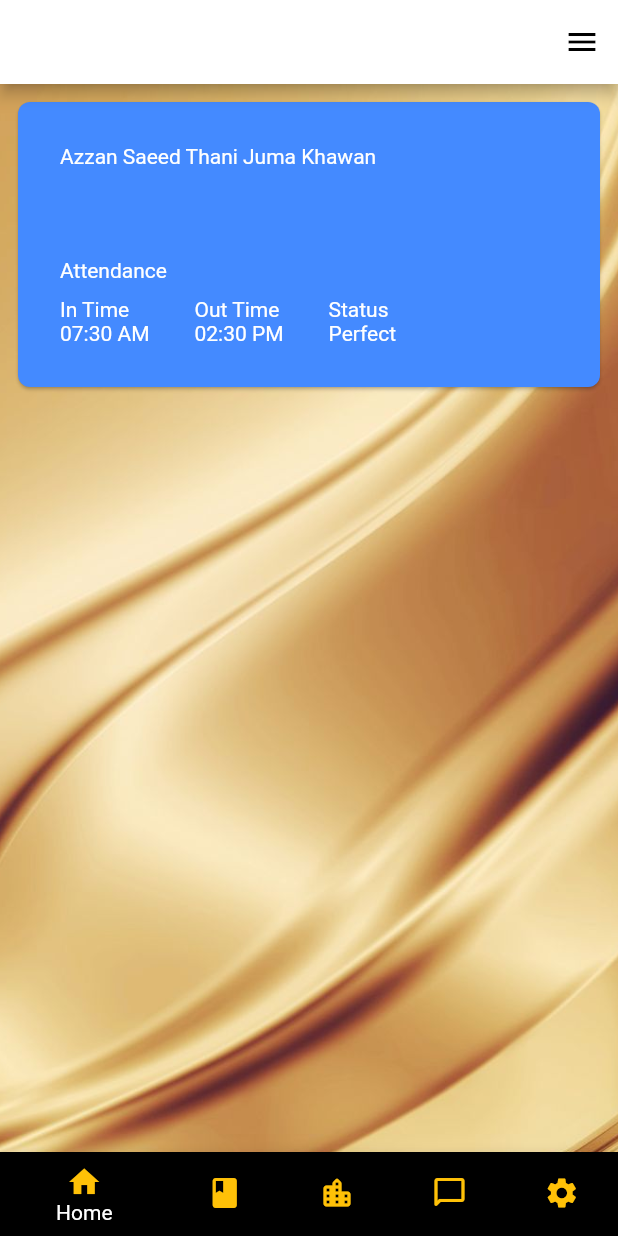
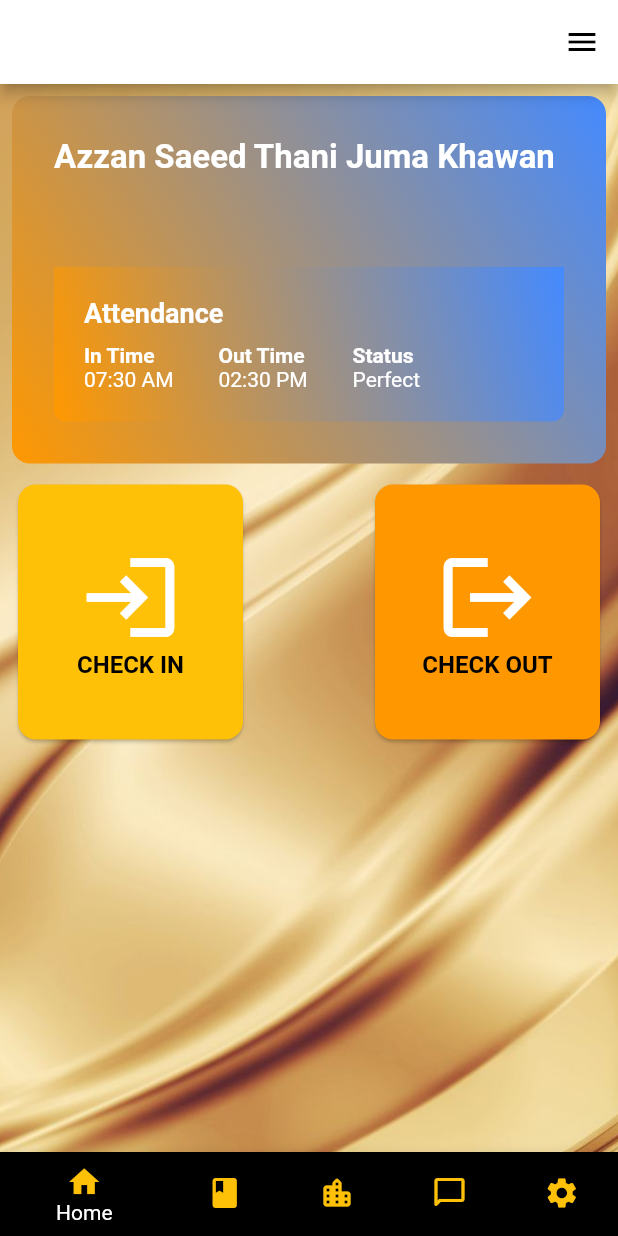
Before and after one commit to Mrashoo24/hudur, a Flutter app: the Home screen opened directly, on a phone screen of 412 x 824 dp. Run offline on Flutter 3.47's test engine with Material 2 defaults, Android fonts, the phone set to English and light mode, and no system bars.

Commit message:
first-commit-II

```diff
--- a/lib/Screens/Home/home.dart
+++ b/lib/Screens/Home/home.dart
@@ -21,11 +21,19 @@ class _HomeState extends State<Home> {
       padding: const EdgeInsets.all(8.0),
       child: Column(
         children: [
-          Card(
-            shape: const RoundedRectangleBorder(
-                borderRadius: BorderRadius.all(Radius.circular(8.0))),
-            color: Color.alphaBlend(Colors.blueAccent, Colors.white),
-            child: Container(
+          Container(
+            decoration: const BoxDecoration(
+              shape: BoxShape.rectangle,
+              borderRadius: BorderRadius.all(Radius.circular(12.0)),
+              gradient: LinearGradient(
+                begin: Alignment.topRight,
+                end: Alignment.bottomLeft,
+                colors: [
+                  Colors.blueAccent,
+                  Colors.orange,
+                ],
+              ),
+            ),
             width: double.infinity,
             padding: const EdgeInsets.all(8.0),
             child: Column(
@@ -35,13 +43,30 @@ class _HomeState extends State<Home> {
                   padding: EdgeInsets.all(20.0),
                   child: Text(
                     'Azzan Saeed Thani Juma Khawan',
-                      style: TextStyle(color: Colors.white),
+                    style: TextStyle(
+                      color: Colors.white,
+                      fontSize: 22,
+                      fontWeight: FontWeight.bold,
+                    ),
                   ),
                 ),
                 const SizedBox(
                   height: 20,
                 ),
-                  Container(
+                Padding(
+                  padding: const EdgeInsets.all(20.0),
+                  child: Container(
+                    decoration: const BoxDecoration(
+                      gradient: LinearGradient(
+                        colors: [Colors.blueAccent, Colors.orange],
+                        begin: Alignment.topRight,
+                        end: Alignment.bottomLeft,
+                      ),
+                      shape: BoxShape.rectangle,
+                      borderRadius: BorderRadius.only(
+                          bottomLeft: Radius.circular(8.0),
+                          bottomRight: Radius.circular(8.0)),
+                    ),
                     padding: const EdgeInsets.all(20.0),
                     child: Column(
                       crossAxisAlignment: CrossAxisAlignment.start,
@@ -49,6 +74,8 @@ class _HomeState extends State<Home> {
                         const Text(
                           'Attendance',
                           style: TextStyle(
+                            fontSize: 18,
+                            fontWeight: FontWeight.bold,
                             color: Colors.white,
                           ),
                         ),
@@ -64,6 +91,7 @@ class _HomeState extends State<Home> {
                                 Text(
                                   'In Time',
                                   style: TextStyle(
+                                    fontWeight: FontWeight.bold,
                                     color: Colors.white,
                                   ),
                                 ),
@@ -84,6 +112,7 @@ class _HomeState extends State<Home> {
                                 Text(
                                   'Out Time',
                                   style: TextStyle(
+                                    fontWeight: FontWeight.bold,
                                     color: Colors.white,
                                   ),
                                 ),
@@ -104,6 +133,7 @@ class _HomeState extends State<Home> {
                                 Text(
                                   'Status',
                                   style: TextStyle(
+                                    fontWeight: FontWeight.bold,
                                     color: Colors.white,
                                   ),
                                 ),
@@ -120,8 +150,73 @@ class _HomeState extends State<Home> {
                       ],
                     ),
                   ),
+                ),
               ],
             ),
+          ),
+          Container(
+            margin: const EdgeInsets.only(
+              top: 10,
+              bottom: 10,
+            ),
+            child: Row(
+              mainAxisAlignment: MainAxisAlignment.spaceBetween,
+              children: [
+                Card(
+                  color: Colors.amber,
+                  shape: const RoundedRectangleBorder(
+                      borderRadius: BorderRadius.all(Radius.circular(12.0))),
+                  child: SizedBox(
+                    width: 150,
+                    height: 170,
+                    child: Column(
+                      mainAxisAlignment: MainAxisAlignment.center,
+                      children: const [
+                        Icon(
+                          Icons.login,
+                          size: 70,
+                          color: Colors.white,
+                        ),
+                        Text(
+                          'CHECK IN',
+                          style: TextStyle(
+                            fontWeight: FontWeight.bold,
+                            color: Colors.black,
+                            fontSize: 16,
+                          ),
+                        )
+                      ],
+                    ),
+                  ),
+                ),
+                Card(
+                  color: Colors.orange,
+                  shape: const RoundedRectangleBorder(
+                      borderRadius: BorderRadius.all(Radius.circular(12.0))),
+                  child: SizedBox(
+                    width: 150,
+                    height: 170,
+                    child: Column(
+                      mainAxisAlignment: MainAxisAlignment.center,
+                      children: const [
+                        Icon(
+                          Icons.logout,
+                          size: 70,
+                          color: Colors.white,
+                        ),
+                        Text(
+                          'CHECK OUT',
+                          style: TextStyle(
+                            color: Colors.black,
+                            fontWeight: FontWeight.bold,
+                            fontSize: 16,
+                          ),
+                        )
+                      ],
+                    ),
+                  ),
+                ),
+              ],
             ),
           )
         ],
--- a/pubspec.yaml
+++ b/pubspec.yaml
@@ -38,6 +38,12 @@ dependencies:
 dev_dependencies:
   flutter_test:
     sdk: flutter
+  flutter_launcher_icons: "^0.9.2"
+
+flutter_icons:
+  android: true
+  ios: true
+  image_path: "assets/Images/logo.png"
 
   # The "flutter_lints" package below contains a set of recommended lints to
   # encourage good coding practices. The lint set provided by the package is
```
Also changed, not shown: pubspec.lock, 23 other files. Lines whose indentation alone changed are shown as unchanged.
